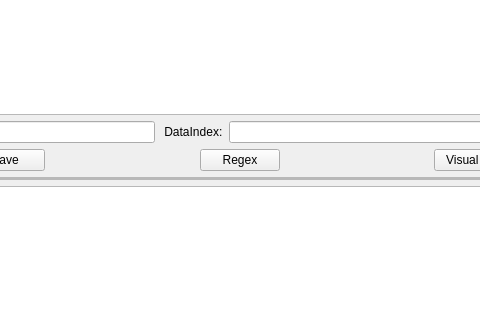
FolderLevel/PluginsPy, file src/PluginsPy/MainUI.ui: the form before one commit; both pictures show x 203 to 683 and y 191 to 511 of the 971 by 600 pixel window.
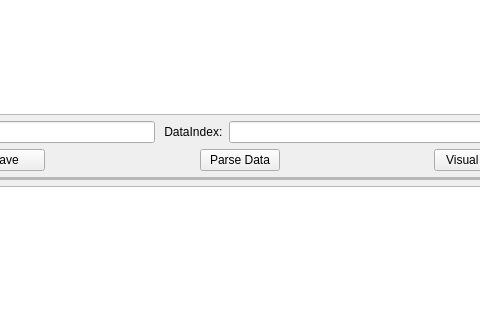
The form after the commit.

Commit message: fix regex to parser data button

What changed in the file:
```diff
--- a/src/PluginsPy/MainUI.ui
+++ b/src/PluginsPy/MainUI.ui
@@ -212,7 +212,7 @@
            <item>
             <widget class="QPushButton" name="PSRegexPushButton">
              <property name="text">
-              <string>Regex</string>
+              <string>Parse Data</string>
              </property>
             </widget>
            </item>
```
Left out of the diff: 2 changed lines with no effect on the pictures. The commit also changes 3 other files.
